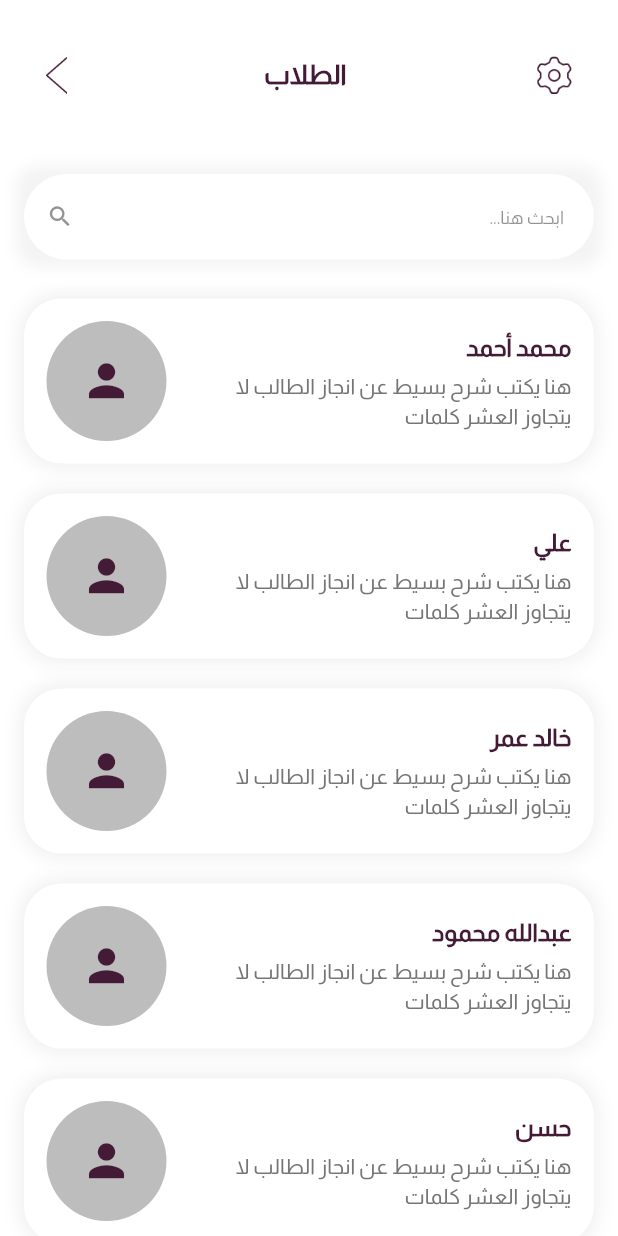
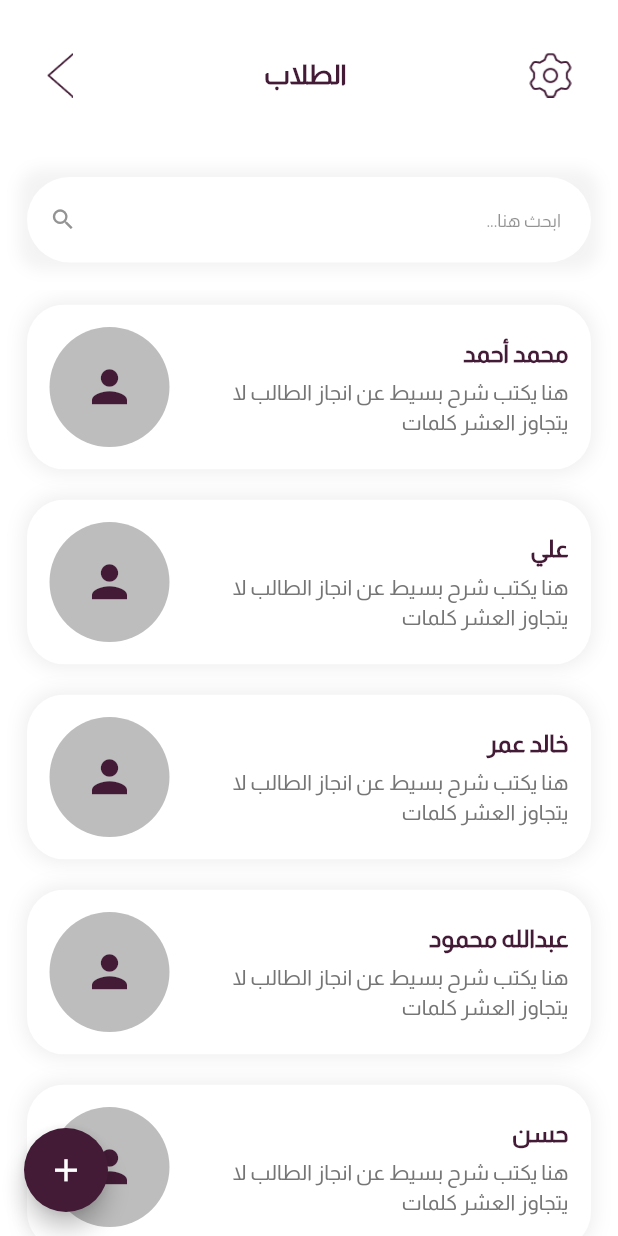
Before and after one commit to HosinAsmail/qimah_admin, a Flutter app: the screen it shows after launch, scrolled down 47 dp, after a tap on "الطلاب", on a phone screen of 412 x 824 dp. Run offline on Flutter 3.47's test engine with Material 3 defaults, Android fonts, the phone set to English and light mode, and no system bars; drawn by our look-alikes of toastification; our stand-ins replace cached_network_image, convex_bottom_bar, dartz, dio, equatable, flutter_bloc and 8 more; missing offline and left inert: drop_down_list; project files that could hold a hidden picture were left out.

Commit message:
update UI + create add screen

```diff
--- /dev/null
+++ b/lib/core/constant/app_int.dart
@@ -0,0 +1,3 @@
+class AppInt {
+  static const double horizontalPadding = 18;
+}
--- a/lib/core/constant/app_routes.dart
+++ b/lib/core/constant/app_routes.dart
@@ -16,4 +16,5 @@ class AppRoute {
   static const groupsScreen = '/groups';
   static const bossesScreen = '/bosses';
   static const studentsScreen = '/students';
+  static const addStudentsScreen = '/addStudents';
 }
--- /dev/null
+++ b/lib/core/shared/custom_floating_action_button.dart
@@ -0,0 +1,24 @@
+import 'package:flutter/material.dart';
+import 'package:qimah_admin/core/constant/app_color.dart';
+
+class CustomFloatingActionButton extends StatelessWidget {
+  final VoidCallback onPressed;
+
+  const CustomFloatingActionButton({super.key, required this.onPressed});
+
+  @override
+  Widget build(BuildContext context) {
+    return FloatingActionButton(
+      onPressed: onPressed,
+      backgroundColor: AppColor.primaryColor,
+      shape: RoundedRectangleBorder(
+        borderRadius: BorderRadius.circular(30),
+      ), // Teal color
+      child: const Icon(
+        Icons.add,
+        color: Colors.white,
+        size: 25,
+      ),
+    );
+  }
+}
--- a/lib/core/shared/search_text_field.dart
+++ b/lib/core/shared/search_text_field.dart
@@ -1,4 +1,5 @@
 import 'package:flutter/material.dart';
+import 'package:qimah_admin/core/constant/app_int.dart';
 import 'package:qimah_admin/core/shared/custom_text_form_field.dart';
 
 class SearchTextField extends StatelessWidget {
@@ -9,7 +10,7 @@ class SearchTextField extends StatelessWidget {
   @override
   Widget build(BuildContext context) {
     return Padding(
-      padding: const EdgeInsets.all(16.0),
+      padding: const EdgeInsets.all(AppInt.horizontalPadding),
       child: CustomTextFormField(
         borderDecoration: OutlineInputBorder(
           borderRadius: BorderRadius.circular(30),
@@ -19,7 +20,7 @@ class SearchTextField extends StatelessWidget {
         validator: (value) {
           return null;
         },
-        label: 'ابحث هنا...',
+        hintText: 'ابحث هنا...',
         iconData: Icons.search,
       ),
     );
--- a/lib/core/shared/top_bar.dart
+++ b/lib/core/shared/top_bar.dart
@@ -1,5 +1,8 @@
 import 'package:flutter/material.dart';
+import 'package:get/get.dart';
 import 'package:qimah_admin/core/constant/app_color.dart';
+
+import '../constant/app_assets.dart';
 
 class TopBar extends StatelessWidget {
   final String? text;
@@ -27,7 +30,15 @@ class TopBar extends StatelessWidget {
           children: [
             Padding(
               padding: const EdgeInsets.only(right: 30.0, top: 20),
-              child: rightIcon,
+              child: rightIcon ??
+                  InkWell(
+                    onTap: () {},
+                    child: Image.asset(
+                      Assets.assetsImagesSettings,
+                      width: 30,
+                      height: 30,
+                    ),
+                  ),
             ),
             Padding(
               padding: const EdgeInsets.only(top: 20.0),
@@ -43,7 +54,21 @@ class TopBar extends StatelessWidget {
             ),
             Padding(
               padding: const EdgeInsets.only(left: 25.0, top: 20),
-              child: leftIcon,
+              child: Material(
+                color: const Color.fromARGB(0, 121, 102, 102),
+                child: leftIcon ??
+                    InkWell(
+                      // borderRadius: BorderRadius.circular(10),
+                      onTap: () {
+                        Get.back();
+                      },
+                      child: Image.asset(
+                        Assets.assetsImagesVectorNoBackground,
+                        width: 30,
+                        height: 30,
+                      ),
+                    ),
+              ),
             ),
           ],
         ),
--- a/lib/routs.dart
+++ b/lib/routs.dart
@@ -10,11 +10,12 @@ import 'package:qimah_admin/core/helper/functions/init_get_it.dart';
 import 'package:qimah_admin/core/middleware/my_middleware.dart';
 import 'package:qimah_admin/data/data%20source/repo/auth%20repo/auth_repo_imp.dart';
 import 'package:qimah_admin/data/data%20source/repo/mosque%20repo/mosque_repo_imp.dart';
+import 'package:qimah_admin/view/screens/base/Adds/add_students_screen.dart';
+import 'package:qimah_admin/view/screens/base/Profile/bosses_screen.dart';
+import 'package:qimah_admin/view/screens/base/Profile/groups_screen.dart';
+import 'package:qimah_admin/view/screens/base/Profile/personal_screen.dart';
+import 'package:qimah_admin/view/screens/base/Profile/students_screen.dart';
 import 'package:qimah_admin/view/screens/base/base_screen.dart';
-import 'package:qimah_admin/view/screens/base/inside_profile/bosses_screen.dart';
-import 'package:qimah_admin/view/screens/base/inside_profile/groups_screen.dart';
-import 'package:qimah_admin/view/screens/base/inside_profile/personal_screen.dart';
-import 'package:qimah_admin/view/screens/base/inside_profile/students_screen.dart';
 import 'package:qimah_admin/view/screens/create_mosque_screen.dart';
 import 'package:qimah_admin/view/screens/login_screen.dart';
 import 'package:qimah_admin/view/screens/sign_up_screen.dart';
@@ -68,4 +69,9 @@ List<GetPage<dynamic>>? routes = [
       page: () => StudentsScreen(),
       transition: transition.Transition.upToDown,
       transitionDuration: const Duration(milliseconds: 400)),
+  GetPage(
+      name: AppRoute.addStudentsScreen,
+      page: () => const AddStudentsScreen(),
+      transition: transition.Transition.upToDown,
+      transitionDuration: const Duration(milliseconds: 400)),
 ];
--- /dev/null
+++ b/lib/view/screens/base/Profile/Profile_screen.dart
@@ -0,0 +1,110 @@
+import 'package:flutter/material.dart';
+import 'package:get/get.dart';
+import 'package:qimah_admin/core/constant/app_assets.dart';
+import 'package:qimah_admin/core/constant/app_color.dart';
+import 'package:qimah_admin/core/constant/app_routes.dart';
+import 'package:qimah_admin/core/shared/top_bar.dart';
+import 'package:qimah_admin/view/widget/profile/profile_item.dart';
+
+class ProfileScreen extends StatelessWidget {
+  const ProfileScreen({super.key});
+
+  @override
+  Widget build(BuildContext context) {
+    return SafeArea(
+      child: Stack(
+        children: [
+          SingleChildScrollView(
+            child: Column(
+              children: [
+                const SizedBox(height: 80),
+                Container(
+                  decoration: BoxDecoration(
+                    shape: BoxShape.circle,
+                    boxShadow: [
+                      BoxShadow(
+                        color: const Color.fromARGB(159, 158, 158, 158)
+                            .withOpacity(0.3),
+                        spreadRadius: 1,
+                        blurRadius: 10,
+                      ),
+                    ],
+                  ),
+                  child: const CircleAvatar(
+                    radius: 60,
+                    backgroundColor: Colors.grey,
+                    child: Icon(
+                      Icons.person,
+                      size: 60,
+                      color: AppColor.black,
+                    ),
+                  ),
+                ),
+                const SizedBox(height: 10),
+                const Text(
+                  'الاسم الكريم',
+                  style: TextStyle(
+                    fontSize: 20,
+                    fontWeight: FontWeight.bold,
+                  ),
+                ),
+                const SizedBox(height: 30),
+                ProfileItem(
+                  title: 'الحساب الشخصي',
+                  iconPath: Assets.assetsImagesPerson,
+                  onTap: () {
+                    Get.toNamed(AppRoute.personalScreen);
+                  },
+                ),
+                const SizedBox(height: 15),
+                ProfileItem(
+                  title: 'الطلاب',
+                  iconPath: Assets.assetsImagesTowPeople,
+                  onTap: () {
+                    Get.toNamed(AppRoute.studentsScreen);
+                  },
+                ),
+                const SizedBox(height: 15),
+                ProfileItem(
+                  title: 'الحلقات',
+                  iconPath: Assets.assetsImagesThreePeople,
+                  onTap: () {
+                    Get.toNamed(AppRoute.groupsScreen);
+                  },
+                ),
+                const SizedBox(height: 15),
+                ProfileItem(
+                  title: 'المشرفين',
+                  iconPath: Assets.assetsImagesSupervisor,
+                  onTap: () {
+                    Get.toNamed(AppRoute.bossesScreen);
+                  },
+                ),
+                const SizedBox(height: 15),
+                ProfileItem(
+                  title: 'المسابقات',
+                  iconPath: Assets.assetsImagesStar,
+                  onTap: () {},
+                ),
+                const SizedBox(height: 15),
+                ProfileItem(
+                  title: 'الدورات',
+                  iconPath: Assets.assetsImagesPuzzle,
+                  onTap: () {},
+                ),
+                const SizedBox(height: 15),
+                ProfileItem(
+                  title: 'تسجيل الخروج',
+                  iconPath: Assets.assetsImagesLogout,
+                  onTap: () {},
+                ),
+                const SizedBox(height: 60),
+              ],
+            ),
+          ),
+          const TopBar(),
+        ],
+      ),
+    );
+  }
+}
--- a/lib/view/screens/base/inside_profile/students_screen.dart
+++ b/lib/view/screens/base/Profile/students_screen.dart
@@ -1,6 +1,7 @@
 import 'package:flutter/material.dart';
 import 'package:get/get.dart';
-import 'package:qimah_admin/core/constant/app_assets.dart';
+import 'package:qimah_admin/core/constant/app_routes.dart';
+import 'package:qimah_admin/core/shared/custom_floating_action_button.dart';
 import 'package:qimah_admin/core/shared/search_text_field.dart';
 import 'package:qimah_admin/core/shared/top_bar.dart';
 import 'package:qimah_admin/view/widget/profile/profile_card.dart';
@@ -56,7 +57,13 @@ class StudentsScreen extends StatelessWidget {
   StudentsScreen({super.key});
   @override
   Widget build(BuildContext context) {
-    return Scaffold(
+    return SafeArea(
+      child: Scaffold(
+        floatingActionButton: CustomFloatingActionButton(
+          onPressed: () {
+            Get.toNamed(AppRoute.addStudentsScreen);
+          },
+        ),
         resizeToAvoidBottomInset: false,
         body: Stack(
           children: [
@@ -77,28 +84,11 @@ class StudentsScreen extends StatelessWidget {
                 ),
               ],
             ),
-          TopBar(
+            const TopBar(
               text: "الطلاب",
-            leftIcon: InkWell(
-              onTap: () {
-                Get.back();
-              },
-              child: Image.asset(
-                Assets.assetsImagesVectorNoBackground,
-                width: 25,
-                height: 25,
-              ),
-            ),
-            rightIcon: InkWell(
-              onTap: () {},
-              child: Image.asset(
-                Assets.assetsImagesSettings,
-                width: 25,
-                height: 25,
-              ),
-            ),
             ),
           ],
+        ),
       ),
     );
   }
--- a/lib/view/screens/base/Profile_screen.dart
+++ /dev/null
@@ -1,116 +0,0 @@
-import 'package:flutter/material.dart';
-import 'package:get/get.dart';
-import 'package:qimah_admin/core/constant/app_assets.dart';
-import 'package:qimah_admin/core/constant/app_routes.dart';
-import 'package:qimah_admin/core/shared/top_bar.dart';
-import 'package:qimah_admin/view/widget/profile/profile_item.dart';
-
-class ProfileScreen extends StatelessWidget {
-  const ProfileScreen({super.key});
-
-  @override
-  Widget build(BuildContext context) {
-    return SafeArea(
-      child: Stack(
-        children: [
-          SingleChildScrollView(
-            child: Padding(
-              padding: const EdgeInsets.all(18.0),
-              child: Column(
-                children: [
-                  const SizedBox(height: 80),
-                  Container(
-                    decoration: BoxDecoration(
-                      shape: BoxShape.circle,
-                      boxShadow: [
-                        BoxShadow(
-                          color: const Color.fromARGB(159, 158, 158, 158)
-                              .withOpacity(0.3),
-                          spreadRadius: 2,
-                          blurRadius: 10,
-                        ),
-                      ],
-                    ),
-                    child: const CircleAvatar(
-                      radius: 60,
-                      backgroundColor: Color.fromARGB(255, 225, 232, 235),
-                      child: Icon(
-                        Icons.person,
-                        size: 50,
-                      ),
-                    ),
-                  ),
-                  const SizedBox(height: 10),
-                  const Text(
-                    'الاسم الكريم',
-                    style: TextStyle(
-                      fontSize: 20,
-                      fontWeight: FontWeight.bold,
-                    ),
-                  ),
-                  const SizedBox(height: 30),
-                  ProfileItem(
-                    title: 'الحساب الشخصي',
-                    iconPath: Assets.assetsImagesPerson,
-                    onTap: () {
-                      Get.toNamed(AppRoute.personalScreen);
-                    },
-                  ),
-                  ProfileItem(
-                    title: 'الطلاب',
-                    iconPath: Assets.assetsImagesTowPeople,
-                    onTap: () {
-                      Get.toNamed(AppRoute.studentsScreen);
-                    },
-                  ),
-                  ProfileItem(
-                    title: 'الحلقات',
-                    iconPath: Assets.assetsImagesThreePeople,
-                    onTap: () {
-                      Get.toNamed(AppRoute.groupsScreen);
-                    },
-                  ),
-                  ProfileItem(
-                    title: 'المشرفين',
-                    iconPath: Assets.assetsImagesSupervisor,
-                    onTap: () {
-                      Get.toNamed(AppRoute.bossesScreen);
-                    },
-                  ),
-                  ProfileItem(
-                    title: 'المسابقات',
-                    iconPath: Assets.assetsImagesStar,
-                    onTap: () {
-                      Get.toNamed(AppRoute.personalScreen);
-                    },
-                  ),
-                  ProfileItem(
-                    title: 'الدورات',
-                    iconPath: Assets.assetsImagesPuzzle,
-                    onTap: () {},
-                  ),
-                  ProfileItem(
-                    title: 'تسجيل الخروج',
-                    iconPath: Assets.assetsImagesLogout,
-                    onTap: () {},
-                  ),
-                  const SizedBox(height: 30),
-                ],
-              ),
-            ),
-          ),
-          TopBar(
-            rightIcon: InkWell(
-              onTap: () {},
-              child: Image.asset(
-                Assets.assetsImagesSettings,
-                width: 25,
-                height: 25,
-              ),
-            ),
-          ),
-        ],
-      ),
-    );
-  }
-}
--- a/lib/view/screens/base/base_screen.dart
+++ b/lib/view/screens/base/base_screen.dart
@@ -2,7 +2,8 @@ import 'dart:io';
 
 import 'package:flutter/material.dart';
 import 'package:qimah_admin/core/shared/bottom_bar.dart';
-import 'package:qimah_admin/view/screens/base/profile_screen.dart';
+import 'package:qimah_admin/view/screens/base/profile/Profile_screen.dart';
+
 
 class BaseScreen extends StatelessWidget {
   const BaseScreen({super.key});
--- a/lib/view/widget/profile/profile_card.dart
+++ b/lib/view/widget/profile/profile_card.dart
@@ -1,32 +1,36 @@
 import 'package:flutter/material.dart';
 import 'package:qimah_admin/core/constant/app_color.dart';
+import 'package:qimah_admin/core/constant/app_int.dart';
 
 class StudentCard extends StatelessWidget {
   final String? title;
   final String? description;
 
   const StudentCard({super.key, this.title, this.description});
+
   @override
   Widget build(BuildContext context) {
-    return InkWell(
-      onTap: () {},
-      child: Padding(
-        padding: const EdgeInsets.symmetric(horizontal: 16.0),
+    return Padding(
+      padding: const EdgeInsets.symmetric(horizontal: AppInt.horizontalPadding),
       child: Container(
         decoration: BoxDecoration(
           borderRadius: const BorderRadius.all(Radius.circular(25)),
           boxShadow: [
             BoxShadow(
-                color:
-                    const Color.fromARGB(159, 199, 199, 199).withOpacity(0.3),
+              color: const Color.fromARGB(159, 199, 199, 199).withOpacity(0.3),
               spreadRadius: 2,
               blurRadius: 10,
             ),
           ],
         ),
         margin: const EdgeInsets.symmetric(vertical: 10),
-          child: SizedBox(
-            child: Container(
+        child: Material(
+          color: const Color.fromARGB(0, 121, 102, 102),
+          child: InkWell(
+            onTap: () {},
+            borderRadius: BorderRadius.circular(25),
+            splashColor: AppColor.secondaryColor.withOpacity(0.3),
+            child: Ink(
               decoration: const BoxDecoration(
                 borderRadius: BorderRadius.all(Radius.circular(25)),
                 color: Colors.white,
--- a/lib/view/widget/profile/profile_item.dart
+++ b/lib/view/widget/profile/profile_item.dart
@@ -1,6 +1,7 @@
 import 'package:flutter/material.dart';
 import 'package:qimah_admin/core/constant/app_assets.dart';
 import 'package:qimah_admin/core/constant/app_color.dart';
+import 'package:qimah_admin/core/constant/app_int.dart';
 
 class ProfileItem extends StatelessWidget {
   final String title;
@@ -14,9 +15,9 @@ class ProfileItem extends StatelessWidget {
   });
   @override
   Widget build(BuildContext context) {
-    return Container(
-      margin: const EdgeInsets.symmetric(vertical: 6),
-      padding: const EdgeInsets.symmetric(vertical: 16, horizontal: 16),
+    return Padding(
+      padding: const EdgeInsets.symmetric(horizontal: AppInt.horizontalPadding),
+      child: Container(
         decoration: BoxDecoration(
           color: AppColor.whiteBlackSame,
           borderRadius: BorderRadius.circular(20),
@@ -29,19 +30,26 @@ class ProfileItem extends StatelessWidget {
             ),
           ],
         ),
+        child: Material(
+          color: const Color.fromARGB(0, 121, 102, 102),
           child: InkWell(
-        borderRadius: BorderRadius.circular(30),
+            splashColor: AppColor.secondaryColor.withOpacity(0.3),
+            borderRadius: BorderRadius.circular(20),
             onTap: onTap ?? () {},
             child: Row(
               mainAxisAlignment: MainAxisAlignment.spaceBetween,
               children: [
-            Image.asset(
+                Padding(
+                  padding: const EdgeInsets.only(right: 16.0),
+                  child: Image.asset(
                     iconPath,
                     width: 24,
                     height: 24,
+                    color: AppColor.secondaryColor,
+                  ),
                 ),
                 Padding(
-              padding: const EdgeInsets.only(right: 10),
+                  padding: const EdgeInsets.fromLTRB(0, 16, 10, 16),
                   child: Text(
                     title,
                     style: const TextStyle(
@@ -53,12 +61,18 @@ class ProfileItem extends StatelessWidget {
                 const Spacer(
                   flex: 1,
                 ),
-            Image.asset(
+                Padding(
+                  padding: const EdgeInsets.only(left: 16.0),
+                  child: Image.asset(
                     Assets.assetsImagesVectorWhite,
-              width: 18,
-              height: 18,
+                    width: 20,
+                    height: 20,
+                    color: AppColor.secondaryColor,
+                  ),
                 ),
               ],
+            ),
+          ),
         ),
       ),
     );
```
Also changed, not shown: lib/view/screens/base/Adds/add_students_screen.dart (added, +142 -0 lines), lib/view/screens/base/Profile/bosses_screen.dart (renamed from lib/view/screens/base/inside_profile/bosses_screen.dart, +1 -21 lines), lib/view/screens/base/Profile/groups_screen.dart (renamed from lib/view/screens/base/inside_profile/groups_screen.dart, +9 -25 lines), lib/view/screens/base/Profile/personal_screen.dart (renamed from lib/view/screens/base/inside_profile/personal_screen.dart, +3 -21 lines). Lines whose indentation alone changed are shown as unchanged.
